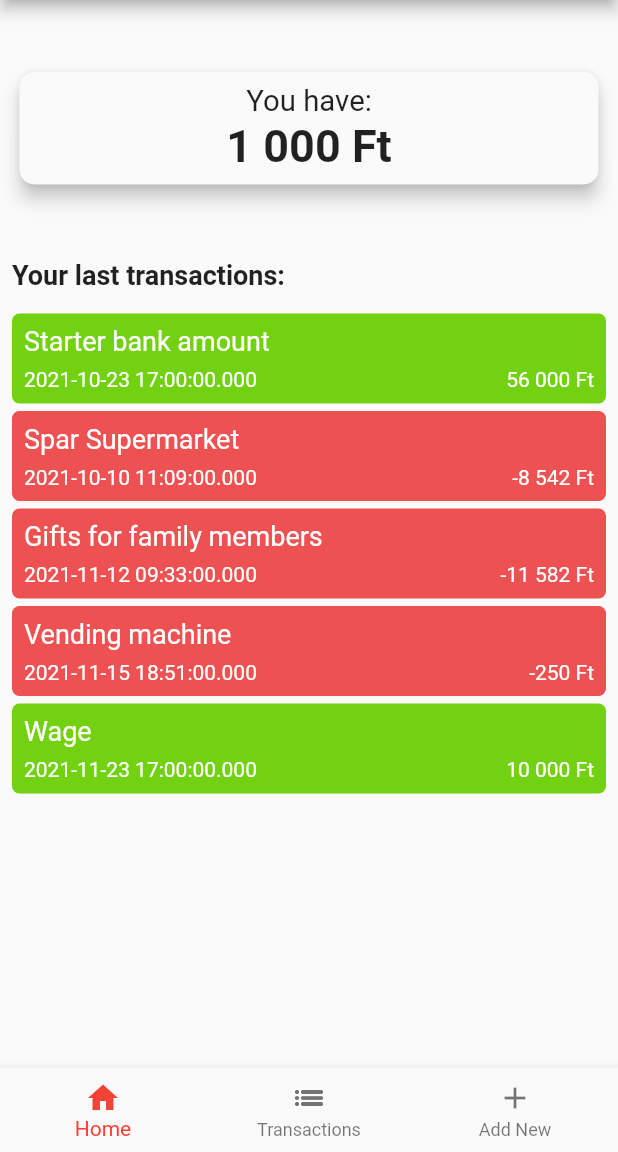
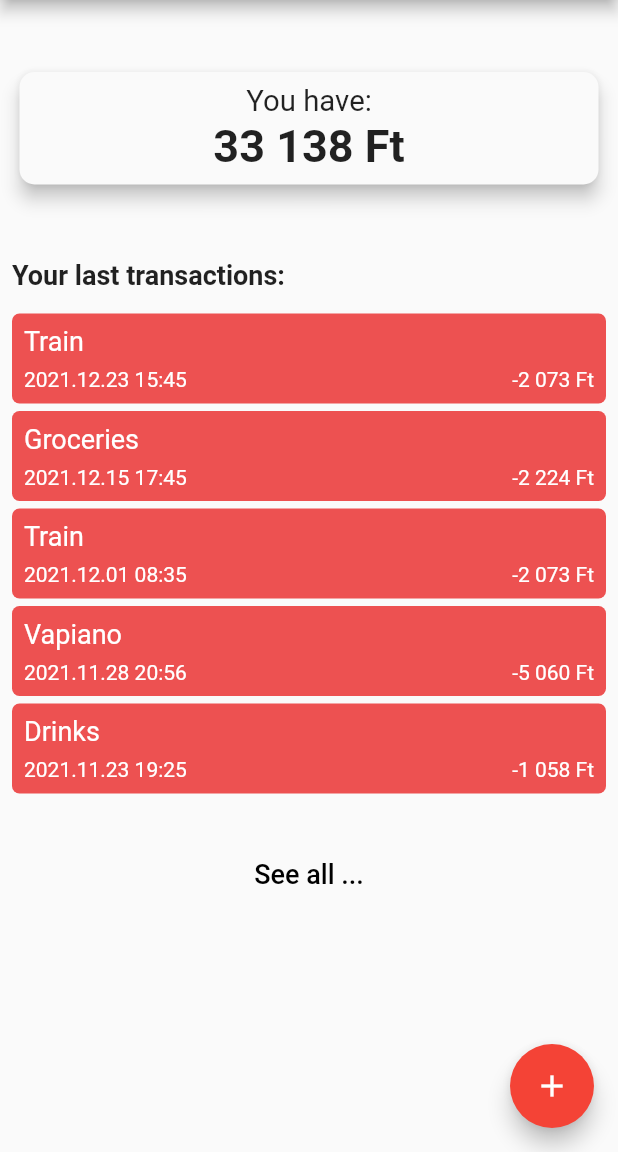
Before and after one commit to vluv99/flutter-money-manager, a Flutter app: the screen it shows after launch, on a phone screen of 412 x 824 dp, the part 84-1236 px from its top. Run offline on Flutter 3.47's test engine with Material 2 defaults, Android fonts, the phone set to English and light mode, and no system bars; drawn by our look-alikes of auto_size_text; our stand-ins replace google_maps_flutter; missing offline and left inert: sticky_grouped_list.

Commit message:
sync
formatted dates
scrollview fixed in list_transactions
added animation

```diff
--- /dev/null
+++ b/lib/components/transaction_card_widget.dart
@@ -0,0 +1,61 @@
+import 'package:flutter/material.dart';
+import 'package:auto_size_text/auto_size_text.dart';
+import 'package:intl/intl.dart';
+import 'package:money_manager_app/model/transaction_model.dart';
+import 'package:money_manager_app/transaction_detail.dart';
+
+var dateFormat = new DateFormat('yyyy.MM.dd HH:mm');
+var currentcyFormatter = NumberFormat('#,##0', 'hu_HU');
+
+class TransactionCardWidget extends StatelessWidget {
+  const TransactionCardWidget({
+    Key? key,
+    required this.transaction,
+  }) : super(key: key);
+
+  final Transaction transaction;
+
+  @override
+  Widget build(BuildContext context) {
+    return Container(
+      margin: const EdgeInsets.fromLTRB(0, 5, 0, 0),
+      child: InkWell(
+        child: Ink(
+          decoration: BoxDecoration(
+              borderRadius: const BorderRadius.all(Radius.circular(5)),
+              color: (transaction.amount <= 0
+                  ? const Color(0xFFed5151) //red
+                  : const Color(0xFF72d111) /*green*/)),
+          height: 60,
+          padding: const EdgeInsets.all(8),
+          //margin: const EdgeInsets.fromLTRB(0, 5, 0, 0),
+          child: Column(children: [
+            Row(children: [
+              Text(transaction.name,
+                  style: const TextStyle(color: Colors.white, fontSize: 18))
+            ]),
+            Expanded(
+              child: Row(
+                  mainAxisAlignment: MainAxisAlignment.spaceBetween,
+                  crossAxisAlignment: CrossAxisAlignment.end,
+                  children: [
+                    Text('${dateFormat.format(transaction.date)}',
+                        style: const TextStyle(color: Colors.white)),
+                    Text('${currentcyFormatter.format(transaction.amount)} Ft',
+                        style: const TextStyle(color: Colors.white))
+                  ]),
+            )
+          ]),
+        ),
+        onTap: () {
+          //print("Yey");
+          Navigator.push(
+            context,
+            MaterialPageRoute(
+                builder: (context) => TransactionDetailsPage(t: transaction)),
+          );
+        },
+      ),
+    );
+  }
+}
--- a/lib/home.dart
+++ b/lib/home.dart
@@ -1,5 +1,5 @@
 import 'package:flutter/material.dart';
-import 'package:money_manager_app/current_balance_widget.dart';
+import 'package:money_manager_app/add_transaction.dart';
 import 'package:money_manager_app/model/transaction_model.dart';
 import 'package:money_manager_app/transaction_detail.dart';
 import 'package:provider/provider.dart';
@@ -8,19 +8,35 @@ import 'package:intl/date_symbol_data_local.dart';
 
 import 'bottom_navbar_widget.dart';
 
+import 'components/current_balance_widget.dart';
+import 'components/fancy_button_windget.dart';
+import 'components/transaction_card_widget.dart';
+import 'list_transactions.dart';
+
+var dateFormat = DateFormat('yyyy.MM.dd HH:mm');
 var currentcyFormatter = NumberFormat('#,##0', 'hu_HU');
 int _currentAmount = 0;
 
-class HomePage extends StatelessWidget {
+class HomePage extends StatefulWidget {
   const HomePage({Key? key}) : super(key: key);
 
-  /*currentAmount(List<Transaction> list) {
-    int res = 0;
-    for (var item in list) {
-      res += item.amount;
-    }
-    return res;
-  }*/
+  @override
+  State<HomePage> createState() => _HomePageState();
+}
+
+class _HomePageState extends State<HomePage> with TickerProviderStateMixin {
+  late AnimationController _controller;
+  late Animation<double> _animation;
+
+  initState() {
+    super.initState();
+    _controller = AnimationController(
+        duration: const Duration(milliseconds: 2000), vsync: this, value: 0.1);
+    _animation =
+        CurvedAnimation(parent: _controller, curve: Curves.bounceInOut);
+
+    _controller.forward();
+  }
 
   @override
   Widget build(BuildContext context) {
@@ -35,24 +51,53 @@ class HomePage extends StatelessWidget {
           crossAxisAlignment: CrossAxisAlignment.stretch,
           children: [
             Container(
-              margin: const EdgeInsets.fromLTRB(5, 40, 5, 40),
-              child: CurrentBalanceWidget(
-                amount: 1000,
-              ),
-            ),
+                margin: const EdgeInsets.fromLTRB(5, 40, 5, 40),
+                child: ScaleTransition(
+                    scale: _animation,
+                    alignment: Alignment.center,
+                    child: Consumer<TransactionModel>(
+                      builder: (context, model, child) {
+                        return CurrentBalanceWidget(
+                          amount: model.currentAmount,
+                        );
+                      },
+                    ))),
             Container(
               margin: const EdgeInsets.fromLTRB(0, 10, 0, 10),
               child: const Text("Your last transactions:",
                   style: TextStyle(fontSize: 18, fontWeight: FontWeight.w700)),
             ),
-            _Transactions()
+            _Transactions(),
+            const SizedBox(height: 30),
+            TextButton(
+                //text: 'See all ...',
+                child: const Text(
+                  "See all ...",
+                  style: TextStyle(
+                    color: Colors.black,
+                    fontSize: 18, /*fontWeight: FontWeight.w700*/
+                  ),
+                ),
+                onPressed: () {
+                  Navigator.push(
+                    context,
+                    MaterialPageRoute(
+                        builder: (context) => const TransactionsPage()),
+                  );
+                })
           ],
         ),
       ),
-      bottomNavigationBar: const BottomNavbarWidget(
-        index: 0,
-        //context: context,
-      ),
+      floatingActionButton: FloatingActionButton(
+          onPressed: () {
+            //print("Yey");
+            Navigator.push(
+              context,
+              MaterialPageRoute(builder: (context) => const AddTransaction()),
+            );
+          },
+          backgroundColor: Colors.red,
+          child: Icon(Icons.add)),
     );
   }
 
@@ -63,53 +108,10 @@ class HomePage extends StatelessWidget {
         int count = model.list.length > 5 ? 5 : model.list.length;
         return Flexible(
           child: ListView.builder(
+              shrinkWrap: true,
               itemCount: count,
               itemBuilder: (BuildContext context, int index) {
-                return Container(
-                  margin: const EdgeInsets.fromLTRB(0, 5, 0, 0),
-                  child: InkWell(
-                    child: Ink(
-                      decoration: BoxDecoration(
-                          borderRadius:
-                              const BorderRadius.all(Radius.circular(5)),
-                          color: (model.list[index].amount <= 0
-                              ? const Color(0xFFed5151) //red
-                              : const Color(0xFF72d111) /*green*/)),
-                      height: 60,
-                      padding: const EdgeInsets.all(8),
-                      //margin: const EdgeInsets.fromLTRB(0, 5, 0, 0),
-                      child: Column(children: [
-                        Row(children: [
-                          Text(model.list[index].name,
-                              style: const TextStyle(
-                                  color: Colors.white, fontSize: 18))
-                        ]),
-                        Expanded(
-                          child: Row(
-                              mainAxisAlignment: MainAxisAlignment.spaceBetween,
-                              crossAxisAlignment: CrossAxisAlignment.end,
-                              children: [
-                                Text('${model.list[index].date}',
-                                    style:
-                                        const TextStyle(color: Colors.white)),
-                                Text(
-                                    '${currentcyFormatter.format(model.list[index].amount)} Ft',
-                                    style: const TextStyle(color: Colors.white))
-                              ]),
-                        )
-                      ]),
-                    ),
-                    onTap: () {
-                      //print("Yey");
-                      Navigator.push(
-                        context,
-                        MaterialPageRoute(
-                            builder: (context) =>
-                                TransactionDetailsPage(t: model.list[index])),
-                      );
-                    },
-                  ),
-                );
+                return TransactionCardWidget(transaction: model.list[index]);
               }),
         );
       },
--- a/lib/model/transaction_model.dart
+++ b/lib/model/transaction_model.dart
@@ -8,7 +8,7 @@ class TransactionModel extends ChangeNotifier {
     Transaction(
         amount: 56000,
         name: 'Starter bank amount',
-        date: DateTime(2021, 10, 23, 17, 00)),
+        date: DateTime(2021, 10, 01, 17, 00)),
     Transaction(
         amount: -8542,
         name: 'Spar Supermarket',
@@ -35,11 +35,27 @@ class TransactionModel extends ChangeNotifier {
         amount: -2073, name: 'Train', date: DateTime(2021, 12, 23, 15, 45))
   ];
 
-  /*orderList(List<Transaction> list) {
-    return list.sort((a, b) => a.date.compareTo(b.date));
-  }*/
+  int get currentAmount {
+    int amount = 0;
+    for (var item in _list) {
+      amount += item.amount;
+    }
+    return amount;
+  }
 
-  UnmodifiableListView<Transaction> get list => UnmodifiableListView(_list);
+  UnmodifiableListView<Transaction> get list {
+    var l = List<Transaction>.from(_list);
+    l.sort((a, b) {
+      return 1 - a.date.compareTo(b.date);
+    });
+
+    return UnmodifiableListView(l);
+  }
+
+  void addTransaction(Transaction trans) {
+    _list.add(trans);
+    notifyListeners();
+  }
 
   // put this here, to try getting a single transaction fo the details page
   Transaction getSingleTransaction(int amount, String name, DateTime date) {
--- a/lib/transaction_detail.dart
+++ b/lib/transaction_detail.dart
@@ -1,5 +1,3 @@
-import 'dart:html';
-
 import 'package:flutter/material.dart';
 import 'package:intl/intl.dart';
 import 'package:provider/provider.dart';
@@ -7,6 +5,7 @@ import 'package:provider/provider.dart';
 import 'bottom_navbar_widget.dart';
 import 'model/transaction_model.dart';
 
+var dateFormat = new DateFormat('yyyy.MM.dd HH:mm');
 var currentcyFormatter = NumberFormat('#,##0', 'hu_HU');
 
 class TransactionDetailsPage extends StatelessWidget {
@@ -79,7 +78,7 @@ class TransactionDetailsPage extends StatelessWidget {
                           : const Color(0xFF72d111) /*green*/),
                     ),
                   ),
-                  Text(transaction.date.toString(),
+                  Text(dateFormat.format(transaction.date).toString(),
                       style: const TextStyle(fontSize: 22)),
                 ],
               ),
--- a/pubspec.yaml
+++ b/pubspec.yaml
@@ -48,9 +48,10 @@ dependencies:
   hive: ^2.0.4
   hive_flutter: ^1.1.0
 
-
+  #grouped_list: ^4.1.0
   auto_size_text: ^3.0.0
   intl: ^0.17.0
+  sticky_grouped_list: ^2.0.0-nullsafety.2
 
 dev_dependencies:
   flutter_test:
```
Also changed, not shown: lib/add_transaction.dart (+28 -15 lines), lib/components/fancy_button_windget.dart (added, +46 -0 lines), lib/list_transactions.dart (+38 -57 lines), lib/components/current_balance_widget.dart (renamed from lib/current_balance_widget.dart), pubspec.lock.
